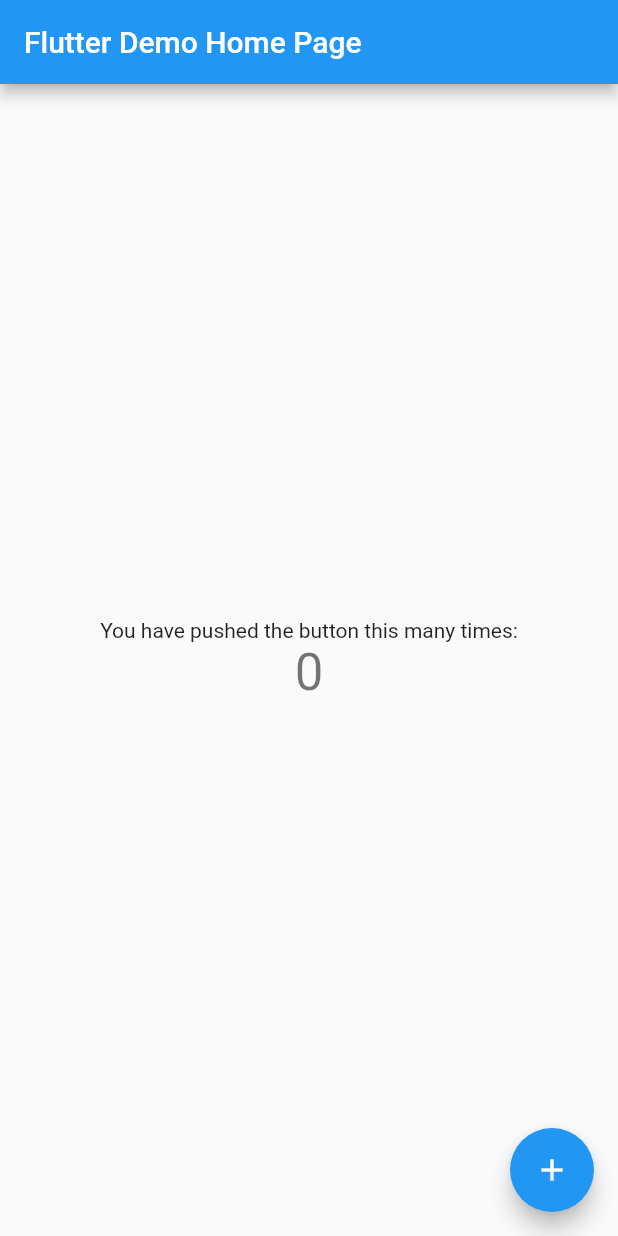
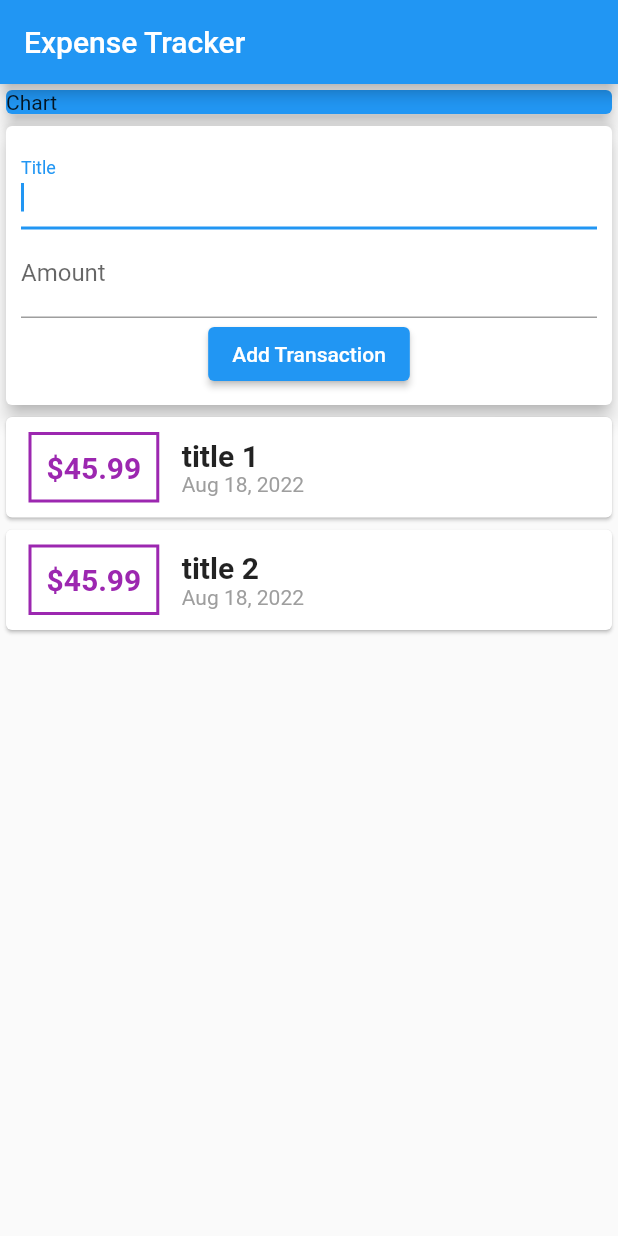
Before and after one commit to felixdusengimana/expense-tracker, a Flutter app: the screen it shows after launch, on a phone screen of 412 x 824 dp. Run offline on Flutter 3.47's test engine with Material 2 defaults, Android fonts, the phone set to English and light mode, and no system bars.

Commit message:
feat: splitting modules

```diff
--- a/lib/main.dart
+++ b/lib/main.dart
@@ -1,115 +1,121 @@
 import 'package:flutter/material.dart';
+import 'package:intl/intl.dart';
+
+import './transaction.dart';
 
 void main() {
-  runApp(const MyApp());
+  runApp(MyApp());
 }
 
 class MyApp extends StatelessWidget {
-  const MyApp({Key? key}) : super(key: key);
-
-  // This widget is the root of your application.
   @override
   Widget build(BuildContext context) {
     return MaterialApp(
-      title: 'Flutter Demo',
-      theme: ThemeData(
-        // This is the theme of your application.
-        //
-        // Try running your application with "flutter run". You'll see the
-        // application has a blue toolbar. Then, without quitting the app, try
-        // changing the primarySwatch below to Colors.green and then invoke
-        // "hot reload" (press "r" in the console where you ran "flutter run",
-        // or simply save your changes to "hot reload" in a Flutter IDE).
-        // Notice that the counter didn't reset back to zero; the application
-        // is not restarted.
-        primarySwatch: Colors.blue,
-      ),
-      home: const MyHomePage(title: 'Flutter Demo Home Page'),
+      title: "Expense Tracker",
+      home: MyHomePage(),
     );
   }
 }
 
-class MyHomePage extends StatefulWidget {
-  const MyHomePage({Key? key, required this.title}) : super(key: key);
+class MyHomePage extends StatelessWidget {
+  final List<Transaction> transactions = [
+    Transaction(
+        id: "t1", title: "title 1", amount: 45.99, dateTime: DateTime.now()),
+    Transaction(
+        id: "t2", title: "title 2", amount: 45.99, dateTime: DateTime.now()),
+  ];
 
-  // This widget is the home page of your application. It is stateful, meaning
-  // that it has a State object (defined below) that contains fields that affect
-  // how it looks.
-
-  // This class is the configuration for the state. It holds the values (in this
-  // case the title) provided by the parent (in this case the App widget) and
-  // used by the build method of the State. Fields in a Widget subclass are
-  // always marked "final".
-
-  final String title;
-
-  @override
-  State<MyHomePage> createState() => _MyHomePageState();
-}
-
-class _MyHomePageState extends State<MyHomePage> {
-  int _counter = 0;
-
-  void _incrementCounter() {
-    setState(() {
-      // This call to setState tells the Flutter framework that something has
-      // changed in this State, which causes it to rerun the build method below
-      // so that the display can reflect the updated values. If we changed
-      // _counter without calling setState(), then the build method would not be
-      // called again, and so nothing would appear to happen.
-      _counter++;
-    });
-  }
+  // String titleInput = '';
+  // String amountInput = '';
+  final titleController = TextEditingController();
+  final amountController = TextEditingController();
 
   @override
   Widget build(BuildContext context) {
-    // This method is rerun every time setState is called, for instance as done
-    // by the _incrementCounter method above.
-    //
-    // The Flutter framework has been optimized to make rerunning build methods
-    // fast, so that you can just rebuild anything that needs updating rather
-    // than having to individually change instances of widgets.
     return Scaffold(
       appBar: AppBar(
-        // Here we take the value from the MyHomePage object that was created by
-        // the App.build method, and use it to set our appbar title.
-        title: Text(widget.title),
+        title: Text('Expense Tracker'),
       ),
-      body: Center(
-        // Center is a layout widget. It takes a single child and positions it
-        // in the middle of the parent.
-        child: Column(
-          // Column is also a layout widget. It takes a list of children and
-          // arranges them vertically. By default, it sizes itself to fit its
-          // children horizontally, and tries to be as tall as its parent.
-          //
-          // Invoke "debug painting" (press "p" in the console, choose the
-          // "Toggle Debug Paint" action from the Flutter Inspector in Android
-          // Studio, or the "Toggle Debug Paint" command in Visual Studio Code)
-          // to see the wireframe for each widget.
-          //
-          // Column has various properties to control how it sizes itself and
-          // how it positions its children. Here we use mainAxisAlignment to
-          // center the children vertically; the main axis here is the vertical
-          // axis because Columns are vertical (the cross axis would be
-          // horizontal).
-          mainAxisAlignment: MainAxisAlignment.center,
-          children: <Widget>[
-            const Text(
-              'You have pushed the button this many times:',
+      body: Column(
+        crossAxisAlignment: CrossAxisAlignment.stretch,
+        children: <Widget>[
+          Container(
+            width: double.infinity,
+            child: Card(
+              child: Text('Chart'),
+              elevation: 5,
+              color: Colors.blue,
             ),
-            Text(
-              '$_counter',
-              style: Theme.of(context).textTheme.headline4,
+          ),
+          Card(
+            child: Container(
+              padding: EdgeInsets.all(10),
+              child: Column(
+                children: <Widget>[
+                  TextField(
+                      autofocus: true,
+                      decoration: InputDecoration(labelText: 'Title'),
+                      controller: titleController
+                      // onChanged: (value) => titleInput = value,
+                      ),
+                  TextField(
+                    decoration: InputDecoration(labelText: 'Amount'),
+                    controller: amountController,
+                    // onChanged: (value) {
+                    //   amountInput = value;
+                    // },
+                  ),
+                  ElevatedButton(
+                      onPressed: () {
+                        print(amountController.text);
+                        print(titleController.text);
+                      },
+                      child: Text('Add Transaction'))
+                ],
+              ),
             ),
-          ],
-        ),
+            elevation: 5,
+          ),
+          Column(
+            children: <Widget>[
+              ...transactions.map((tx) {
+                return Card(
+                  child: Row(
+                    children: <Widget>[
+                      Container(
+                        padding: EdgeInsets.all(10),
+                        margin:
+                            EdgeInsets.symmetric(vertical: 10, horizontal: 15),
+                        decoration: BoxDecoration(
+                            border: Border.all(color: Colors.purple, width: 2)),
+                        child: Text('\$${tx.amount}',
+                            style: TextStyle(
+                                fontWeight: FontWeight.bold,
+                                fontSize: 20,
+                                color: Colors.purple)),
+                      ),
+                      Column(
+                        crossAxisAlignment: CrossAxisAlignment.start,
+                        children: <Widget>[
+                          Text(
+                            tx.title,
+                            style: TextStyle(
+                                fontSize: 20, fontWeight: FontWeight.bold),
+                          ),
+                          Text(
+                            DateFormat.yMMMd().format(tx.dateTime),
+                            style: TextStyle(color: Colors.grey),
+                          )
+                        ],
+                      )
+                    ],
+                  ),
+                );
+              }).toList()
+            ],
+          )
+        ],
       ),
-      floatingActionButton: FloatingActionButton(
-        onPressed: _incrementCounter,
-        tooltip: 'Increment',
-        child: const Icon(Icons.add),
-      ), // This trailing comma makes auto-formatting nicer for build methods.
     );
   }
 }
--- /dev/null
+++ b/lib/transaction.dart
@@ -0,0 +1,12 @@
+class Transaction {
+  final String id;
+  final String title;
+  final double amount;
+  final DateTime dateTime;
+
+  Transaction(
+      {required this.id,
+      required this.title,
+      required this.amount,
+      required this.dateTime});
+}
```
